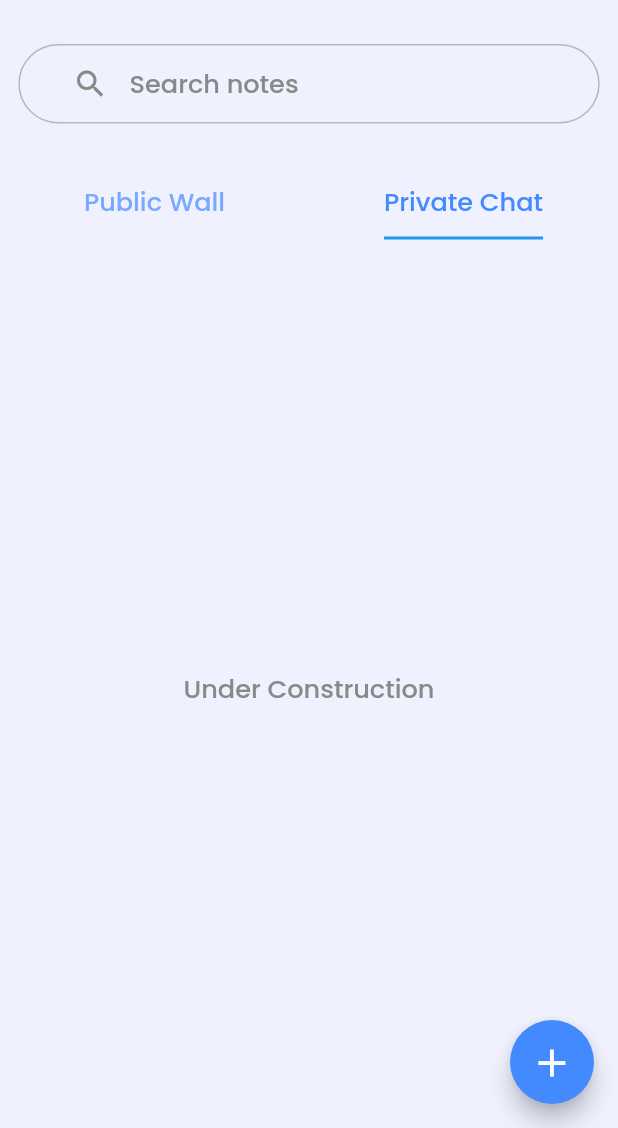
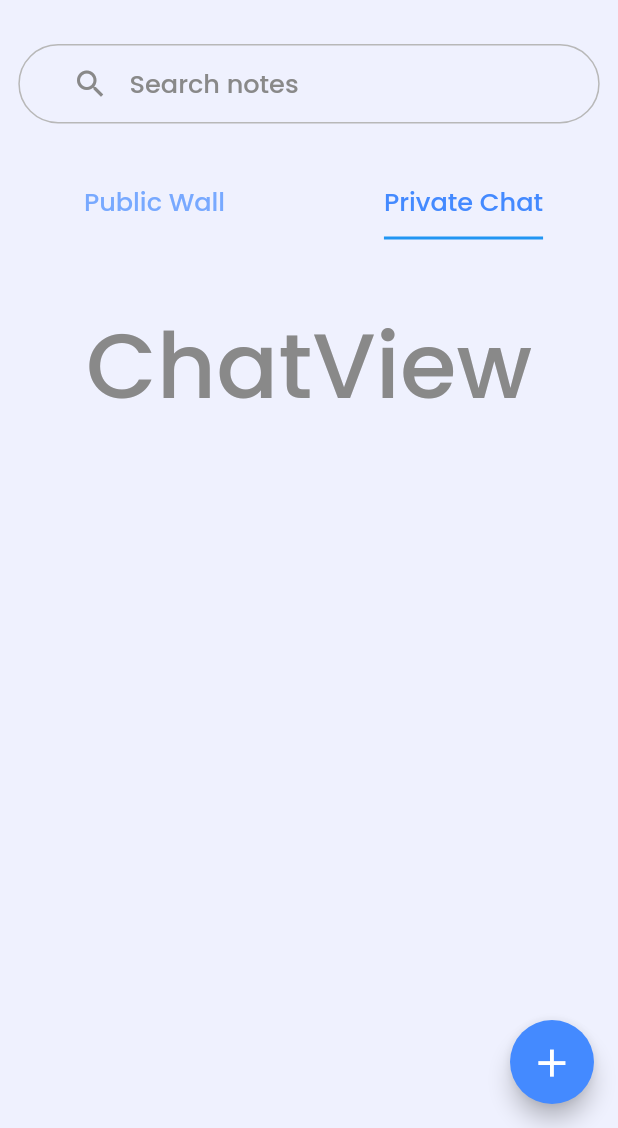
Before and after one commit to nitin-787/uni-notes, a Flutter app: the NewNotesView screen opened directly, tab 2 chosen, on a phone screen of 412 x 824 dp, the part 108-1236 px from its top. Run offline on Flutter 3.47's test engine with Material 2 defaults, Android fonts, the phone set to English and light mode, and no system bars; drawn by our look-alikes of overlay_support; our stand-ins replace bloc, cloud_firestore, connectivity_plus, dio, equatable, file_picker and 12 more; accounts and stored records are empty; generated files the repository leaves out were written again.

Commit message:
started working on chat page ui

```diff
--- /dev/null
+++ b/lib/views/chat/chat_page.dart
@@ -0,0 +1,29 @@
+import 'package:flutter/material.dart';
+import 'package:google_fonts/google_fonts.dart';
+import 'package:mynotes/config/size_config.dart';
+import 'package:mynotes/constants/colors.dart';
+
+class ChatView extends StatelessWidget {
+  const ChatView({
+    super.key,
+  });
+
+  @override
+  Widget build(BuildContext context) {
+    return Padding(
+      padding: const EdgeInsets.all(16),
+      child: Column(
+        children: [
+          Text(
+            'ChatView',
+            style: GoogleFonts.poppins(
+              fontSize: screenWidth(40),
+              fontWeight: FontWeight.w500,
+              color: AppColors.textColor1,
+            ),
+          ),
+        ],
+      ),
+    );
+  }
+}
--- a/lib/views/home/home.dart
+++ b/lib/views/home/home.dart
@@ -5,7 +5,7 @@ import 'package:mynotes/config/size_config.dart';
 import 'package:mynotes/constants/colors.dart';
 import 'package:mynotes/constants/routes.dart';
 import 'package:mynotes/services/auth/bloc/auth_event.dart';
-import 'package:mynotes/views/home/widget/slider.dart';
+import 'package:mynotes/widget/slider.dart';
 import '../../services/auth/bloc/auth_bloc.dart';
 
 class NewNotesView extends StatefulWidget {
--- a/lib/views/home/widget/note_data.dart
+++ b/lib/widget/note_data.dart
@@ -4,7 +4,7 @@ import 'package:mynotes/constants/routes.dart';
 import 'package:mynotes/services/auth/auth_serivce.dart';
 import 'package:mynotes/services/cloud/cloud_note.dart';
 import 'package:mynotes/services/cloud/firebase_cloud_storgae.dart';
-import 'package:mynotes/views/home/widget/notes_list_view.dart';
+import 'package:mynotes/widget/notes_list_view.dart';
 
 extension Count<T extends Iterable> on Stream<T> {
   Stream<int> get getLength => map((event) => event.length);
--- a/lib/views/home/widget/notes_list_view.dart
+++ b/lib/widget/notes_list_view.dart
@@ -4,8 +4,7 @@ import 'package:mynotes/config/size_config.dart';
 import 'package:mynotes/constants/colors.dart';
 import 'package:mynotes/services/cloud/cloud_note.dart';
 import 'package:mynotes/helper/loading/shimmer_loading.dart';
-import 'package:mynotes/views/home/widget/download.dart';
-
+import 'package:mynotes/widget/download.dart';
 
 typedef NoteCallback = void Function(CloudNote note);
 
--- a/lib/views/home/widget/slider.dart
+++ b/lib/widget/slider.dart
@@ -2,7 +2,8 @@ import 'package:flutter/material.dart';
 import 'package:google_fonts/google_fonts.dart';
 import 'package:mynotes/config/size_config.dart';
 import 'package:mynotes/constants/colors.dart';
-import 'package:mynotes/views/home/widget/note_data.dart';
+import 'package:mynotes/views/chat/chat_page.dart';
+import 'package:mynotes/widget/note_data.dart';
 
 class NotesSlider extends StatelessWidget {
   const NotesSlider({super.key});
@@ -37,25 +38,16 @@ class NotesSlider extends StatelessWidget {
             ),
             SizedBox(
               height: screenHeight(500),
-              child: TabBarView(
+              child: const TabBarView(
                 children: [
-                  const SingleChildScrollView(
+                  SingleChildScrollView(
                     physics: BouncingScrollPhysics(),
                     child: NoteData(),
                   ),
-                  Padding(
-                    padding: const EdgeInsets.only(bottom: 150),
-                    child: Center(
-                      child: Text(
-                        'Under Construction',
-                        style: GoogleFonts.poppins(
-                          fontSize: screenWidth(11.19),
-                          fontWeight: FontWeight.w500,
-                          color: AppColors.textColor1,
-                        ),
-                      ),
-                    ),
-                  )
+                  SingleChildScrollView(
+                    physics: BouncingScrollPhysics(),
+                    child: ChatView(),
+                  ),
                 ],
               ),
             ),
```
Also changed, not shown: lib/widget/download.dart (renamed from lib/views/home/widget/download.dart).
